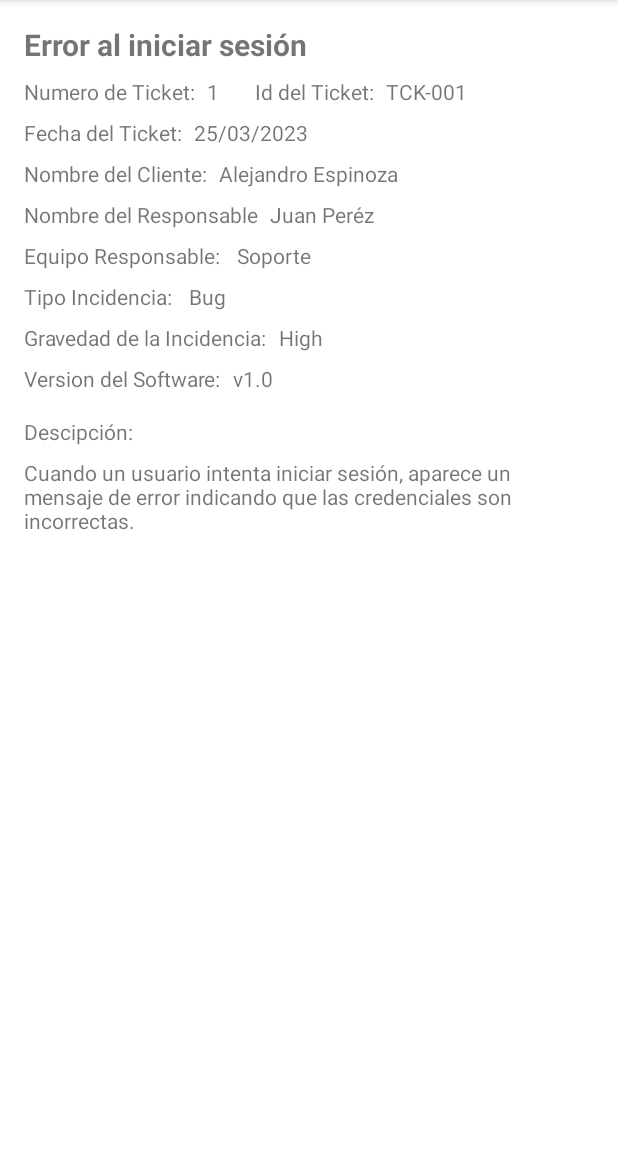
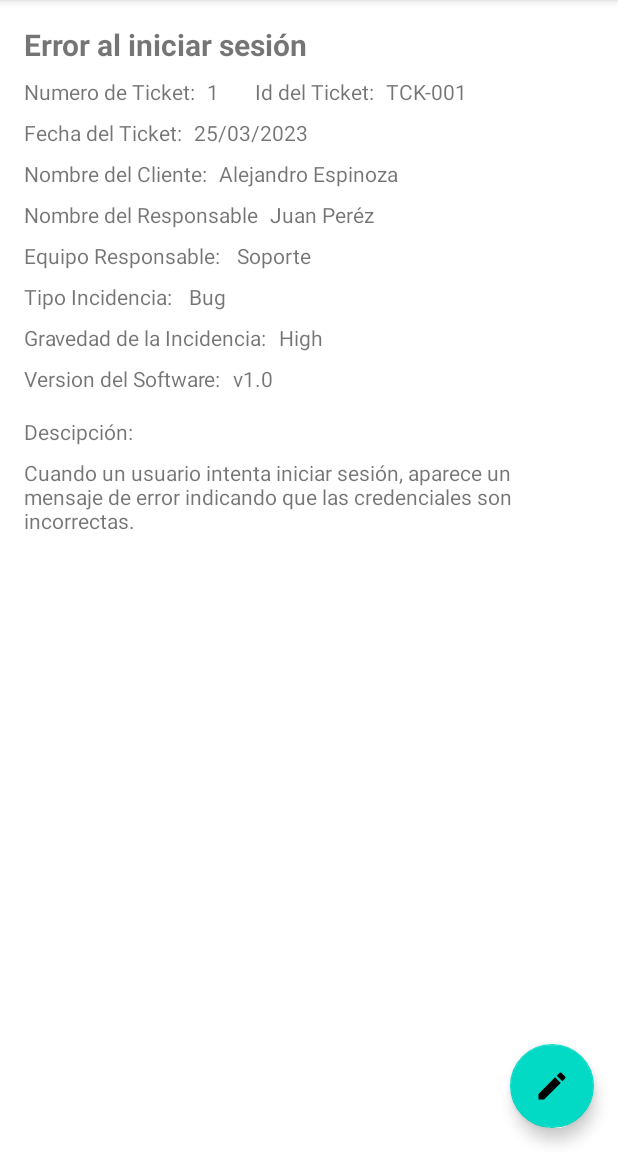
Before and after one commit to faradius/TicketsApp, an Android app: the fragment DetailTicketFragment placed in its activity, on a phone screen of 412 x 824 dp, the part 84-1236 px from its top. Run offline under Robolectric (Android 15) with nearby library versions, the phone set to English and light mode, and no system bars; 11 statements that could not run were skipped.

Commit message:
Creación de la vista de actualización de un ticket

```diff
--- a/app/src/main/java/com/developerscracks/ticketsapp/ui/detail_ticket/DetailTicketFragment.kt
+++ b/app/src/main/java/com/developerscracks/ticketsapp/ui/detail_ticket/DetailTicketFragment.kt
@@ -5,9 +5,11 @@ import androidx.fragment.app.Fragment
 import android.view.LayoutInflater
 import android.view.View
 import android.view.ViewGroup
+import androidx.navigation.fragment.findNavController
 import androidx.navigation.fragment.navArgs
 import com.developerscracks.ticketsapp.R
 import com.developerscracks.ticketsapp.databinding.FragmentDetailTicketBinding
+
 
 
 class DetailTicketFragment : Fragment() {
@@ -38,6 +40,11 @@ class DetailTicketFragment : Fragment() {
         binding.tvSeverityIncident.text = args.ticket.severityIncident
         binding.tvVersionSoftware.text = args.ticket.versionSoftware
         binding.tvDescriptionProblem.text = args.ticket.descriptionProblem
+
+        binding.fabEditTicket.setOnClickListener {
+            val action = DetailTicketFragmentDirections.actionDetailTicketFragmentToUpdateTicketFragment()
+            findNavController().navigate(action)
+        }
     }
 
 
--- /dev/null
+++ b/app/src/main/res/drawable/ic_edit.xml
@@ -0,0 +1,5 @@
+<vector android:height="24dp" android:tint="#000000"
+    android:viewportHeight="24" android:viewportWidth="24"
+    android:width="24dp" xmlns:android="http://schemas.android.com/apk/res/android">
+    <path android:fillColor="@android:color/white" android:pathData="M3,17.25V21h3.75L17.81,9.94l-3.75,-3.75L3,17.25zM20.71,7.04c0.39,-0.39 0.39,-1.02 0,-1.41l-2.34,-2.34c-0.39,-0.39 -1.02,-0.39 -1.41,0l-1.83,1.83 3.75,3.75 1.83,-1.83z"/>
+</vector>
--- a/app/src/main/res/layout/fragment_detail_ticket.xml
+++ b/app/src/main/res/layout/fragment_detail_ticket.xml
@@ -209,5 +209,16 @@
         app:layout_constraintStart_toEndOf="@+id/textView25"
         app:layout_constraintTop_toTopOf="@+id/textView25" />
 
+    <com.google.android.material.floatingactionbutton.FloatingActionButton
+        android:id="@+id/fabEditTicket"
+        android:layout_width="wrap_content"
+        android:layout_height="wrap_content"
+        android:layout_marginEnd="16dp"
+        android:layout_marginBottom="16dp"
+        android:clickable="true"
+        android:src="@drawable/ic_edit"
+        app:layout_constraintBottom_toBottomOf="parent"
+        app:layout_constraintEnd_toEndOf="parent" />
+
 
 </androidx.constraintlayout.widget.ConstraintLayout>
--- a/app/src/main/res/navigation/nav_graph_user_client.xml
+++ b/app/src/main/res/navigation/nav_graph_user_client.xml
@@ -37,6 +37,9 @@
         <argument
             android:name="ticket"
             app:argType="com.developerscracks.ticketsapp.data.network.model.Ticket" />
+        <action
+            android:id="@+id/action_detailTicketFragment_to_updateTicketFragment"
+            app:destination="@id/updateTicketFragment" />
     </fragment>
     <fragment
         android:id="@+id/createTicketFragment"
@@ -55,4 +58,9 @@
             android:id="@+id/action_registerFragment_to_listTicketsFragment"
             app:destination="@id/listTicketsFragment" />
     </fragment>
+    <fragment
+        android:id="@+id/updateTicketFragment"
+        android:name="com.developerscracks.ticketsapp.ui.update_ticket.UpdateTicketFragment"
+        android:label="fragment_update_ticket"
+        tools:layout="@layout/fragment_update_ticket" />
 </navigation>
```
Also changed, not shown: app/src/main/java/com/developerscracks/ticketsapp/ui/update_ticket/UpdateTicketFragment.kt (added, +31 -0 lines), app/src/main/res/layout/fragment_update_ticket.xml (added, +159 -0 lines).
